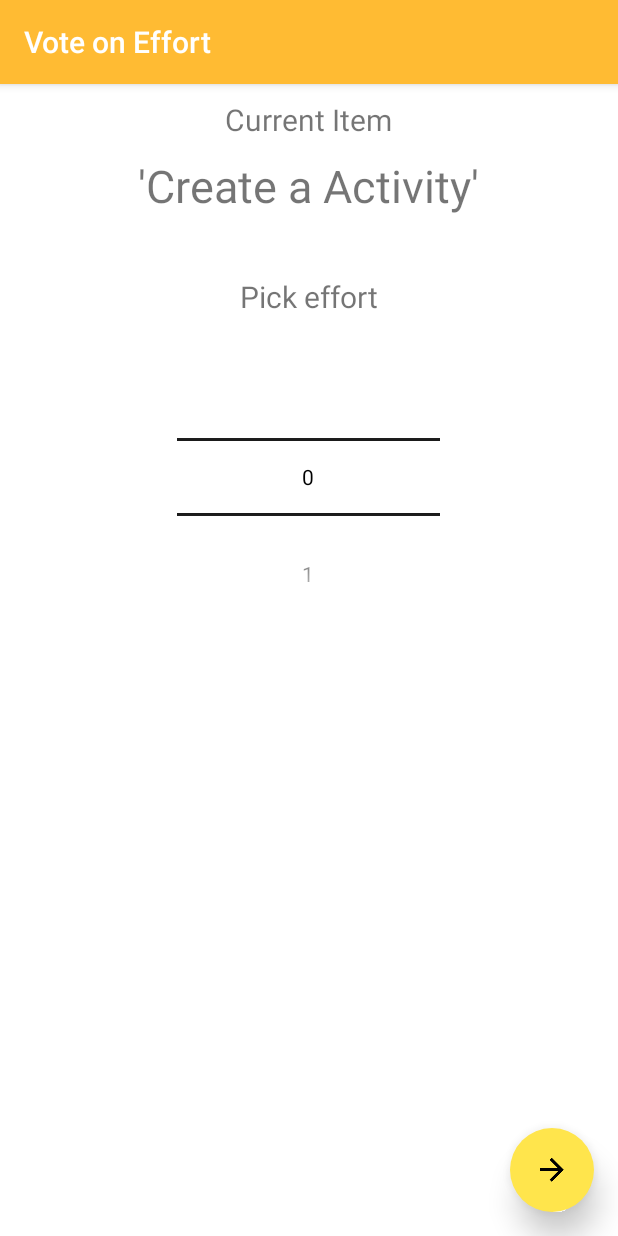
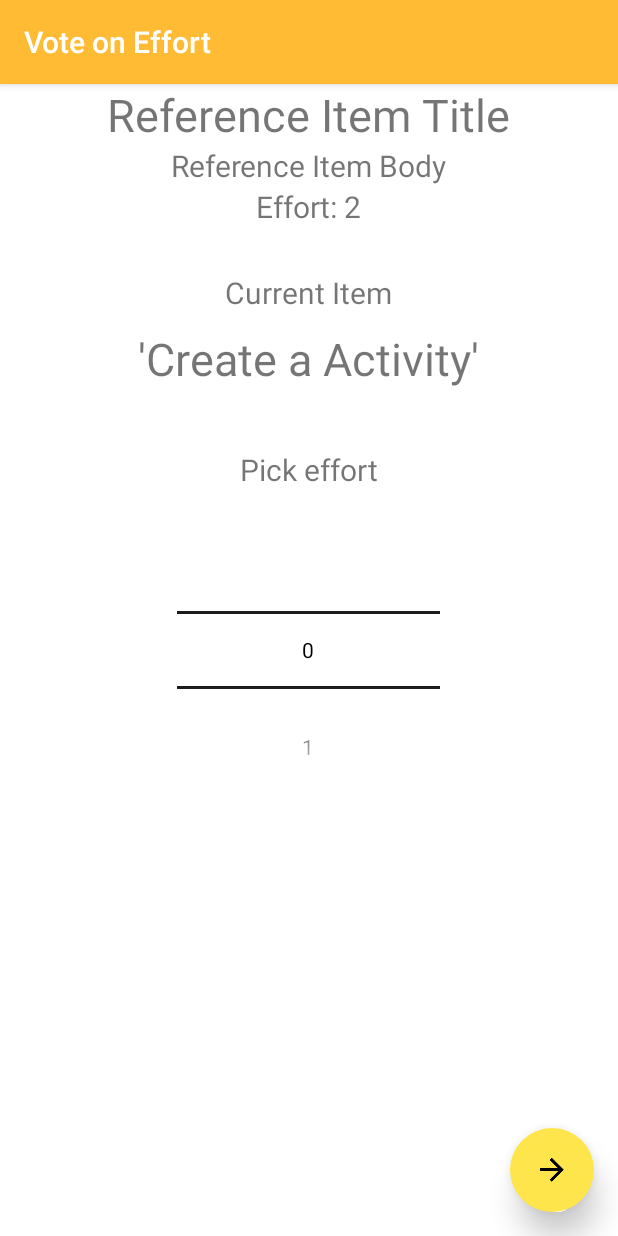
Before and after one commit to Kemekaze/EDA397G1, an Android app: the VoteActivity screen opened directly, with no data from a screen before it, on a phone screen of 412 x 824 dp. Run offline under Robolectric (Android 15) with nearby library versions, the phone set to English and light mode, and no system bars.

Commit message:
Changed layout to include reference item

```diff
--- a/app/src/main/res/layout/activity_vote.xml
+++ b/app/src/main/res/layout/activity_vote.xml
@@ -23,8 +23,34 @@
         android:orientation="vertical"
         tools:context="chalmers.eda397g1.VoteActivity">
 
+
         <TextView
-            android:id="@+id/textView3"
+            android:id="@+id/refrenceItemTitle"
+            android:layout_width="wrap_content"
+            android:layout_height="wrap_content"
+            android:layout_gravity="center_horizontal"
+            android:textSize="30sp"
+            android:text="Reference Item Title" />
+
+        <TextView
+            android:id="@+id/refrenceItemBody"
+            android:layout_width="wrap_content"
+            android:layout_height="wrap_content"
+            android:layout_gravity="center_horizontal"
+            android:textSize="20sp"
+            android:text="Reference Item Body" />
+
+        <TextView
+            android:id="@+id/refrenceText"
+            android:layout_width="wrap_content"
+            android:layout_height="wrap_content"
+            android:layout_gravity="center_horizontal"
+            android:text="Effort: 2"
+            android:textSize="20sp"
+            android:layout_marginBottom="20dp"/>
+
+        <TextView
+            android:id="@+id/currentItemTextView"
             android:layout_width="wrap_content"
             android:layout_height="wrap_content"
             android:layout_alignParentTop="true"
```
